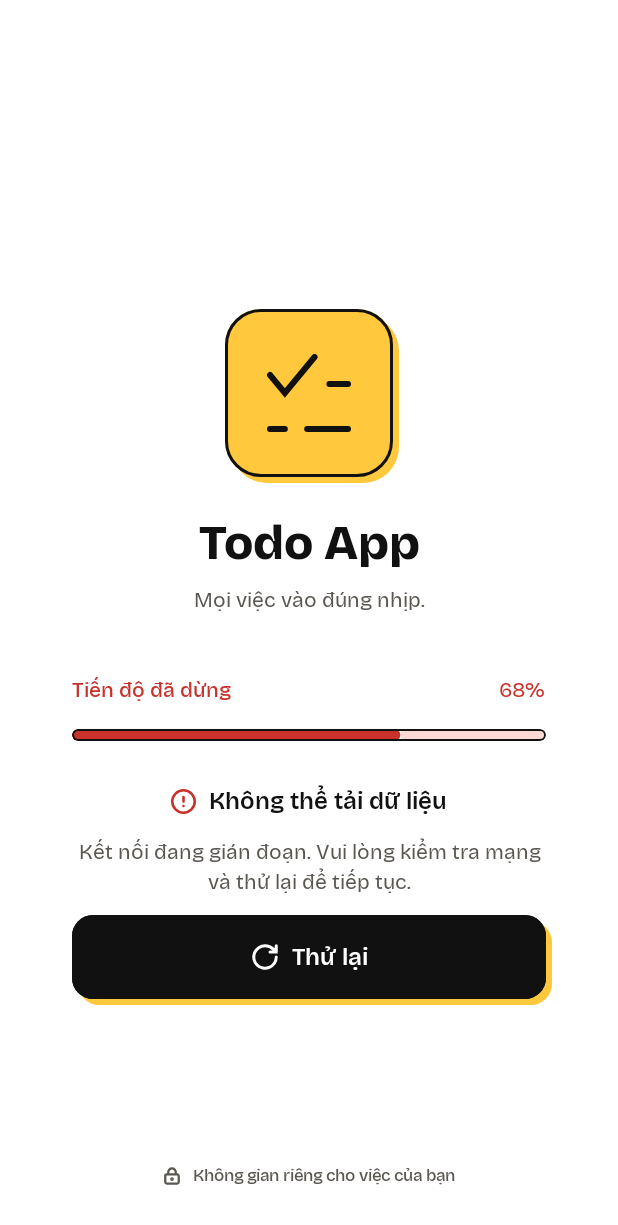
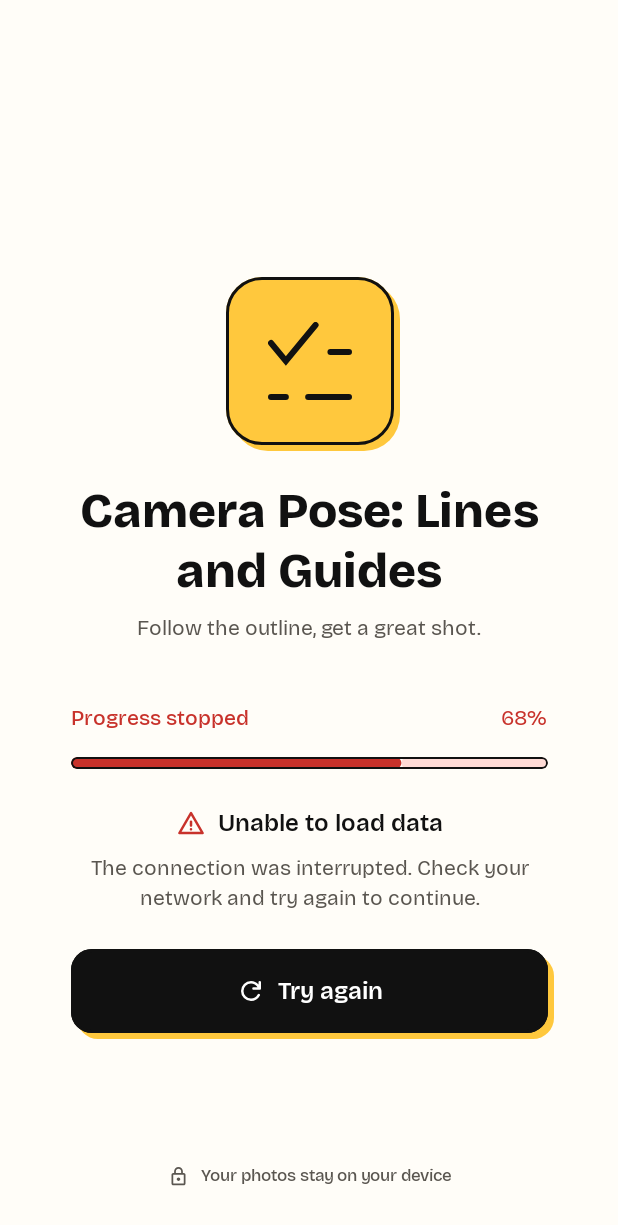
Before and after one commit to VGL-Studio/camera-pose, an Android app built with Jetpack Compose: the @Preview function LoadingScreenFailedPreview, on a phone screen of 412 x 824 dp. Shown: the top 1225 px of the screen. Run offline under Robolectric (Android 15) with nearby library versions, the phone set to English and light mode, and no system bars.

Commit message:
feat(T-008): màn loading theo thiết kế Sticker, chữ của Camera Pose ở 7 ngôn ngữ, biểu tượng Material Symbols
LoadingStringsTest chỉ đổi thụt lề cho ktlint, không đổi điều kiểm tra.

Co-Authored-By: Claude Opus 5.5 <noreply@anthropic.com>
Claude-Session: https://claude.ai/code/session_01L1NsQi299k12VoEVuZM9Eg

```diff
--- a/feature/loading/src/main/kotlin/com/vglstudio/camera/pose/line/guide/feature/loading/LoadingScreen.kt
+++ b/feature/loading/src/main/kotlin/com/vglstudio/camera/pose/line/guide/feature/loading/LoadingScreen.kt
@@ -12,6 +12,7 @@ import androidx.compose.foundation.layout.heightIn
 import androidx.compose.foundation.layout.padding
 import androidx.compose.foundation.layout.size
 import androidx.compose.foundation.layout.width
+import androidx.compose.foundation.layout.widthIn
 import androidx.compose.foundation.rememberScrollState
 import androidx.compose.foundation.verticalScroll
 import androidx.compose.material3.Icon
@@ -34,7 +35,6 @@ import androidx.compose.ui.tooling.preview.Preview
 import androidx.compose.ui.unit.dp
 import androidx.hilt.navigation.compose.hiltViewModel
 import androidx.lifecycle.compose.collectAsStateWithLifecycle
-import com.vglstudio.camera.pose.line.guide.core.designsystem.R as DesignSystemR
 import com.vglstudio.camera.pose.line.guide.core.designsystem.component.BrandLogo
 import com.vglstudio.camera.pose.line.guide.core.designsystem.component.PrimaryButton
 import com.vglstudio.camera.pose.line.guide.core.designsystem.component.ProgressBar
@@ -60,8 +60,9 @@ internal fun LoadingRoute(onFinished: () -> Unit, viewModel: LoadingViewModel =
 
 /**
  * Stateless screen: everything it shows comes from [uiState]. Tested on the JVM and by screenshots.
- * Layout follows docs/features/loading/design/README.md, section 3: the content starts at a quarter of the
- * screen height in every state, so the logo does not move when the error block appears below the bar.
+ * Layout follows the Sticker design (docs/features/loading/design/README.md, section 3; numbers from design/context/):
+ * the logo starts at 200 of 891 of the screen height in every state, so it does not move when the error block
+ * appears below the bar, and the content is at most 318 wide, centred, on the theme background.
  * On short screens the top space shrinks, and the content and footer scroll together (section 6, T-005).
  */
 @Composable
@@ -77,7 +78,10 @@ internal fun LoadingScreen(
         LoadingUiState.Finished -> 1f
     }
     val failed = uiState is LoadingUiState.Failed
-    Surface(modifier = modifier.fillMaxSize().testTag(LoadingTestTags.SCREEN)) {
+    Surface(
+        modifier = modifier.fillMaxSize().testTag(LoadingTestTags.SCREEN),
+        color = MaterialTheme.colorScheme.background,
+    ) {
         BoxWithConstraints(modifier = Modifier.fillMaxSize()) {
             val screenHeight = maxHeight
             // Does not depend on the state, so the logo stays in place when the error block appears.
@@ -100,9 +104,10 @@ internal fun LoadingScreen(
                         appName = appName,
                         onRetry = onRetry,
                         modifier = Modifier
-                            .fillMaxWidth()
                             .padding(top = topSpace)
-                            .padding(horizontal = Spacing.xl + Spacing.md),
+                            .padding(horizontal = Spacing.md)
+                            .widthIn(max = CONTENT_MAX_WIDTH)
+                            .fillMaxWidth(),
                     )
                     LoadingFooter(modifier = Modifier.padding(top = Spacing.lg, bottom = Spacing.xl))
                 }
@@ -128,13 +133,13 @@ private fun LoadingContent(
         Text(
             text = appName,
             style = typography.headlineLarge,
-            color = colors.onSurface,
+            color = colors.onBackground,
             textAlign = TextAlign.Center,
             modifier = Modifier.testTag(LoadingTestTags.APP_NAME),
         )
         Spacer(modifier = Modifier.height(Spacing.sm))
         Text(
-            text = stringResource(DesignSystemR.string.brand_tagline),
+            text = stringResource(R.string.loading_tagline),
             style = typography.bodyMedium,
             color = colors.onSurfaceVariant,
             textAlign = TextAlign.Center,
@@ -153,7 +158,7 @@ private fun LoadingContent(
             Text(
                 text = stringResource(R.string.loading_percent, (progress * PERCENT).roundToInt()),
                 style = typography.bodyMedium,
-                color = if (failed) colors.error else colors.primary,
+                color = if (failed) colors.error else colors.onSurface,
                 modifier = Modifier.testTag(LoadingTestTags.PERCENT),
             )
         }
@@ -165,7 +170,7 @@ private fun LoadingContent(
                 color = colors.error,
                 trackColor = colors.errorContainer,
             )
-            Spacer(modifier = Modifier.height(Spacing.lg + Spacing.xs))
+            Spacer(modifier = Modifier.height(Spacing.lg))
             LoadingError(onRetry = onRetry)
         } else {
             ProgressBar(progress = { progress }, modifier = Modifier.testTag(LoadingTestTags.PROGRESS))
@@ -186,7 +191,6 @@ private fun LoadingError(onRetry: () -> Unit) {
     val colors = MaterialTheme.colorScheme
     Column(
         modifier = Modifier.fillMaxWidth().testTag(LoadingTestTags.ERROR),
-        verticalArrangement = Arrangement.spacedBy(Spacing.sm + Spacing.xs),
         horizontalAlignment = Alignment.CenterHorizontally,
     ) {
         Row(verticalAlignment = Alignment.CenterVertically) {
@@ -203,12 +207,15 @@ private fun LoadingError(onRetry: () -> Unit) {
                 color = colors.onSurface,
             )
         }
+        Spacer(modifier = Modifier.height(Spacing.sm))
         Text(
             text = stringResource(R.string.loading_error),
             style = MaterialTheme.typography.bodyMedium,
             color = colors.onSurfaceVariant,
             textAlign = TextAlign.Center,
         )
+        // Design: 8 + an empty 8 frame + 8 = 24.
+        Spacer(modifier = Modifier.height(Spacing.lg))
         PrimaryButton(
             text = stringResource(R.string.loading_retry),
             onClick = onRetry,
@@ -240,15 +247,18 @@ private fun LoadingFooter(modifier: Modifier = Modifier) {
 
 private const val PERCENT = 100
 
-// The content starts at about a quarter of the screen height (design: 220 of 891).
-private const val CONTENT_TOP_FRACTION = 0.25f
+// The logo starts at 200 of 891 of the screen height (design/context/).
+private const val CONTENT_TOP_FRACTION = 200f / 891f
 
 // Below this height the quarter-height top space pushes the error block under the footer (FB-20261017-01), so
 // the top space shrinks to SHORT_SCREEN_TOP_FRACTION (L-028, T-005).
 private val TALL_SCREEN_MIN_HEIGHT = 800.dp
 private const val SHORT_SCREEN_TOP_FRACTION = 0.08f
-private val ALERT_ICON_SIZE = 18.dp
-private val LOCK_ICON_SIZE = 12.dp
+
+// Sizes from design/context/.
+private val ALERT_ICON_SIZE = 20.dp
+private val LOCK_ICON_SIZE = 14.dp
+private val CONTENT_MAX_WIDTH = 318.dp
 
 internal object LoadingTestTags {
     const val SCREEN = "loading_screen"
@@ -260,8 +270,8 @@ internal object LoadingTestTags {
     const val RETRY = "loading_retry"
 }
 
-// Sample app name of the design, for previews only.
-private const val PREVIEW_APP_NAME = "Todo App"
+// App name of the design, for previews only.
+private const val PREVIEW_APP_NAME = "Camera Pose: Lines and Guides"
 
 @Preview
 @Composable
--- a/feature/loading/src/main/res/drawable/ic_loading_alert.xml
+++ b/feature/loading/src/main/res/drawable/ic_loading_alert.xml
@@ -1,13 +1,13 @@
 <?xml version="1.0" encoding="utf-8"?>
-<!-- Alert icon (Lucide, ISC), from docs/features/loading/design/handoff/ic_alert.svg. Color comes from the tint. -->
+<!-- Material Symbols Rounded "warning" (Apache 2.0, google/material-design-icons@49d4db3, see third_party/material-symbols/LICENSE.txt). Color comes from the tint. -->
 <vector xmlns:android="http://schemas.android.com/apk/res/android"
-    android:width="18dp"
-    android:height="18dp"
-    android:viewportWidth="18"
-    android:viewportHeight="18">
-    <path
-        android:pathData="M8.99999 5.99976V9M8.99999 12.0002H9.00749M16.5006 9C16.5006 13.1425 13.1425 16.5006 8.99999 16.5006C4.85752 16.5006 1.49939 13.1425 1.49939 9C1.49939 4.85754 4.85752 1.4994 8.99999 1.4994C13.1425 1.4994 16.5006 4.85754 16.5006 9Z"
-        android:strokeColor="#FFFFFFFF"
-        android:strokeLineCap="round"
-        android:strokeWidth="1.7" />
+    android:width="24dp"
+    android:height="24dp"
+    android:viewportWidth="960"
+    android:viewportHeight="960">
+    <group android:translateY="960">
+        <path
+            android:fillColor="#FFFFFFFF"
+            android:pathData="M109-120q-11 0-20-5.5T75-140q-5-9-5.5-19.5T75-180l370-640q6-10 15.5-15t19.5-5q10 0 19.5 5t15.5 15l370 640q6 10 5.5 20.5T885-140q-5 9-14 14.5t-20 5.5H109Zm69-80h604L480-720 178-200Zm302-40q17 0 28.5-11.5T520-280q0-17-11.5-28.5T480-320q-17 0-28.5 11.5T440-280q0 17 11.5 28.5T480-240Zm0-120q17 0 28.5-11.5T520-400v-120q0-17-11.5-28.5T480-560q-17 0-28.5 11.5T440-520v120q0 17 11.5 28.5T480-360Zm0-100Z" />
+    </group>
 </vector>
--- a/feature/loading/src/main/res/drawable/ic_loading_lock.xml
+++ b/feature/loading/src/main/res/drawable/ic_loading_lock.xml
@@ -1,13 +1,13 @@
 <?xml version="1.0" encoding="utf-8"?>
-<!-- Lock icon (Lucide, ISC), from docs/features/loading/design/handoff/ic_lock.svg, without its clip path (same as the frame). Color comes from the tint. -->
+<!-- Material Symbols Rounded "lock" (Apache 2.0, google/material-design-icons@49d4db3, see third_party/material-symbols/LICENSE.txt). Color comes from the tint. -->
 <vector xmlns:android="http://schemas.android.com/apk/res/android"
-    android:width="12dp"
-    android:height="12dp"
-    android:viewportWidth="12"
-    android:viewportHeight="12">
-    <path
-        android:pathData="M3.5 4.99992V3.4998C3.5 2.83671 3.76339 2.20077 4.23223 1.73189C4.70107 1.26302 5.33696 0.999603 6 0.999603C6.66304 0.999603 7.29893 1.26302 7.76777 1.73189C8.23661 2.20077 8.5 2.83671 8.5 3.4998V4.99992M6.5 8.00016C6.5 8.27633 6.27614 8.5002 6 8.5002C5.72386 8.5002 5.5 8.27633 5.5 8.00016C5.5 7.724 5.72386 7.50012 6 7.50012C6.27614 7.50012 6.5 7.724 6.5 8.00016ZM2.5 4.99992H9.5C10.0523 4.99992 10.5 5.44767 10.5 6V10.0003C10.5 10.5527 10.0523 11.0004 9.5 11.0004H2.5C1.94772 11.0004 1.5 10.5527 1.5 10.0003V6C1.5 5.44767 1.94772 4.99992 2.5 4.99992Z"
-        android:strokeColor="#FFFFFFFF"
-        android:strokeLineCap="round"
-        android:strokeWidth="1.5" />
+    android:width="24dp"
+    android:height="24dp"
+    android:viewportWidth="960"
+    android:viewportHeight="960">
+    <group android:translateY="960">
+        <path
+            android:fillColor="#FFFFFFFF"
+            android:pathData="M240-80q-33 0-56.5-23.5T160-160v-400q0-33 23.5-56.5T240-640h40v-80q0-83 58.5-141.5T480-920q83 0 141.5 58.5T680-720v80h40q33 0 56.5 23.5T800-560v400q0 33-23.5 56.5T720-80H240Zm0-80h480v-400H240v400Zm240-120q33 0 56.5-23.5T560-360q0-33-23.5-56.5T480-440q-33 0-56.5 23.5T400-360q0 33 23.5 56.5T480-280ZM360-640h240v-80q0-50-35-85t-85-35q-50 0-85 35t-35 85v80ZM240-160v-400 400Z" />
+    </group>
 </vector>
--- a/feature/loading/src/main/res/drawable/ic_loading_retry.xml
+++ b/feature/loading/src/main/res/drawable/ic_loading_retry.xml
@@ -1,13 +1,13 @@
 <?xml version="1.0" encoding="utf-8"?>
-<!-- Retry icon (Lucide, ISC), from docs/features/loading/design/handoff/ic_retry.svg. Color comes from the tint. -->
+<!-- Material Symbols Rounded "refresh" (Apache 2.0, google/material-design-icons@49d4db3, see third_party/material-symbols/LICENSE.txt). Color comes from the tint. -->
 <vector xmlns:android="http://schemas.android.com/apk/res/android"
-    android:width="18dp"
-    android:height="18dp"
-    android:viewportWidth="18"
-    android:viewportHeight="18">
-    <path
-        android:pathData="M15.75 9C15.75 10.335 15.3541 11.6401 14.6124 12.7501C13.8707 13.8601 12.8165 14.7253 11.5831 15.2362C10.3497 15.7471 8.99252 15.8808 7.68314 15.6203C6.37377 15.3599 5.17104 14.717 4.22703 13.773C3.28303 12.829 2.64015 11.6262 2.3797 10.3169C2.11925 9.00749 2.25292 7.65029 2.76382 6.41689C3.27471 5.18349 4.13987 4.12928 5.2499 3.38758C6.35994 2.64588 7.66498 2.25 9 2.25C10.89 2.25 12.6975 3 14.055 4.305L15.75 6M12 6H15.75L15.75 2.25"
-        android:strokeColor="#FFFFFFFF"
-        android:strokeLineCap="round"
-        android:strokeWidth="1.8" />
+    android:width="24dp"
+    android:height="24dp"
+    android:viewportWidth="960"
+    android:viewportHeight="960">
+    <group android:translateY="960">
+        <path
+            android:fillColor="#FFFFFFFF"
+            android:pathData="M480-160q-134 0-227-93t-93-227q0-134 93-227t227-93q69 0 132 28.5T720-690v-70q0-17 11.5-28.5T760-800q17 0 28.5 11.5T800-760v200q0 17-11.5 28.5T760-520H560q-17 0-28.5-11.5T520-560q0-17 11.5-28.5T560-600h128q-32-56-87.5-88T480-720q-100 0-170 70t-70 170q0 100 70 170t170 70q68 0 124.5-34.5T692-367q8-14 22.5-19.5t29.5-.5q16 5 23 21t-1 30q-41 80-117 128t-169 48Z" />
+    </group>
 </vector>
--- a/feature/loading/src/main/res/values/strings.xml
+++ b/feature/loading/src/main/res/values/strings.xml
@@ -1,12 +1,13 @@
 <?xml version="1.0" encoding="utf-8"?>
+<!-- English is the default language; translations live in values-<language> (plan T-008). -->
 <resources>
     <string name="loading_tagline">Follow the outline, get a great shot.</string>
-    <string name="loading_status">Đang tải dữ liệu</string>
-    <string name="loading_guidance">Đang chuẩn bị không gian của bạn…</string>
-    <string name="loading_status_failed">Tiến độ đã dừng</string>
-    <string name="loading_error_title">Không thể tải dữ liệu</string>
-    <string name="loading_percent">%1$d%%</string>
-    <string name="loading_error">Kết nối đang gián đoạn. Vui lòng kiểm tra mạng và thử lại để tiếp tục.</string>
-    <string name="loading_retry">Thử lại</string>
-    <string name="loading_footer">Không gian riêng cho việc của bạn</string>
+    <string name="loading_status">Loading data</string>
+    <string name="loading_guidance">Preparing your poses…</string>
+    <string name="loading_status_failed">Progress stopped</string>
+    <string name="loading_error_title">Unable to load data</string>
+    <string name="loading_percent" translatable="false">%1$d%%</string>
+    <string name="loading_error">The connection was interrupted. Check your network and try again to continue.</string>
+    <string name="loading_retry">Try again</string>
+    <string name="loading_footer">Your photos stay on your device</string>
 </resources>
```
Also changed, not shown: 8 other files.
